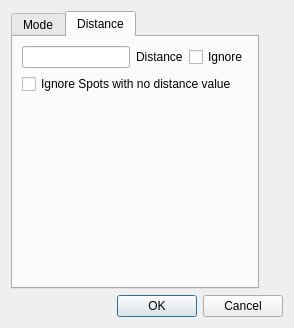
Rsclub22/Minos2-Mirror, file mqt/MqtBase/bandmapclientfilterdialog.ui: the form before one commit.
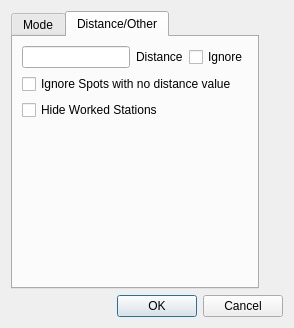
The form after the commit. The open tabs and pages were chosen to show the change.

Commit message: Hide worked stations in bandmap

The edit to the form file:
```diff
--- a/mqt/MqtBase/bandmapclientfilterdialog.ui
+++ b/mqt/MqtBase/bandmapclientfilterdialog.ui
@@ -116,7 +116,7 @@
      </widget>
      <widget class="QWidget" name="distanceTab">
       <attribute name="title">
-       <string>Distance</string>
+       <string>Distance/Other</string>
       </attribute>
       <layout class="QVBoxLayout" name="verticalLayout_5">
        <item>
@@ -155,6 +155,13 @@
              </property>
             </widget>
            </item>
+           <item>
+            <widget class="QCheckBox" name="hideWorkedStationsCheckbox">
+             <property name="text">
+              <string>Hide Worked Stations</string>
+             </property>
+            </widget>
+           </item>
           </layout>
          </item>
          <item>
```
Left out of the diff: 2 changed lines with no effect on the pictures. The commit also changes 10 other files.
